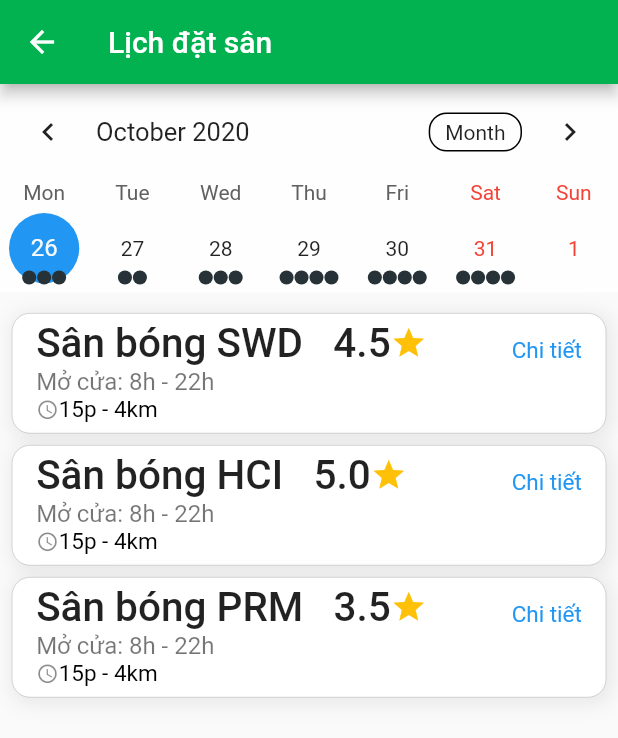
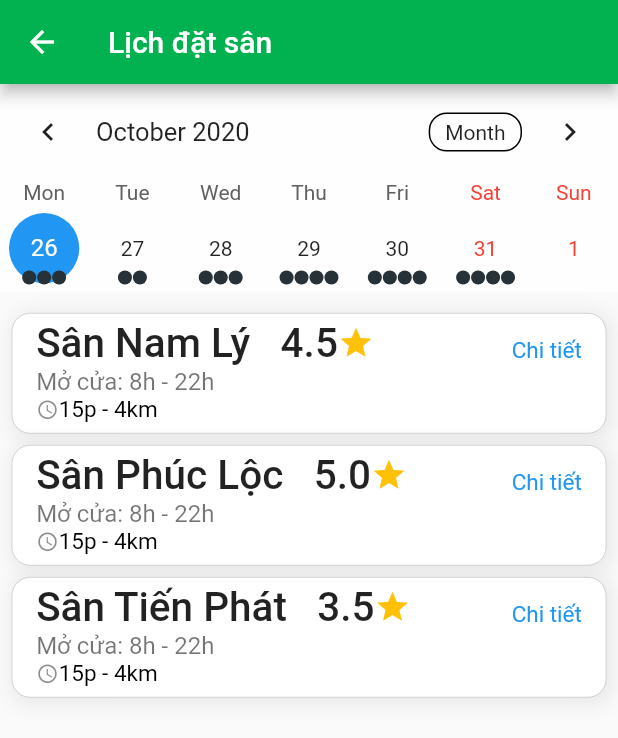
Before and after one commit to tult1803/HCI, a Flutter app: the BookingPage screen opened directly, on a phone screen of 412 x 824 dp. Shown: the top 738 px of the screen. Run offline on Flutter 3.47's test engine with Material 2 defaults, Android fonts, the phone set to English and light mode, and no system bars; drawn by our look-alikes of table_calendar; our stand-ins replace curved_navigation_bar, email_validator, firebase_auth, firebase_core, flutter_datetime_picker, font_awesome_flutter and 3 more; accounts and stored records are empty; Roboto replaces fonts that are missing (Yrsa).

Commit message:
Change name

```diff
--- a/football_manager/lib/view/booking.dart
+++ b/football_manager/lib/view/booking.dart
@@ -24,12 +24,12 @@ class BookingPageState extends State<BookingPage> {
     _controller = CalendarController();
     final _selectedDay = DateTime.now();
     _events = {
-      _selectedDay.subtract(Duration(days: 0)):  ['Sân bóng SWD   4.5', 'Sân bóng HCI   5.0', 'Sân bóng PRM   3.5'],
-      _selectedDay.subtract(Duration(days: -1)): ['Sân bóng ACC   3.0', 'Sân bóng ISC   4.0'],
-      _selectedDay.subtract(Duration(days: -2)): ['Sân bóng SWD   4.5', 'Sân bóng ISC   4.0', 'Sân bóng HCI   5.0'],
-      _selectedDay.subtract(Duration(days: -3)): ['Sân bóng ACC   3.0', 'Sân bóng PRM   3.5', 'Sân bóng HCI   5.0', 'Sân bóng ISC   4.0'],
-      _selectedDay.subtract(Duration(days: -4)): ['Sân bóng HCI   5.0', 'Sân bóng PRM   3.5', 'Sân bóng ACC   3.0', 'Sân bóng SWD   4.5', 'Sân bóng ISC   4.0'],
-      _selectedDay.subtract(Duration(days: -5)): ['Sân bóng SWD   4.5', 'Sân bóng HCI   5.0', 'Sân bóng PRM   3.5', 'Sân bóng ACC   3.0', 'Sân bóng ISC   4.0'],
+      _selectedDay.subtract(Duration(days: 0)):  ['Sân Nam Lý   4.5', 'Sân Phúc Lộc   5.0', 'Sân Tiến Phát   3.5'],
+      _selectedDay.subtract(Duration(days: -1)): ['Sân Hiệp Phú   3.0', 'Sân Kaly   4.0'],
+      _selectedDay.subtract(Duration(days: -2)): ['Sân Nam Lý   4.5', 'Sân Kaly   4.0', 'Sân Phúc Lộc   5.0'],
+      _selectedDay.subtract(Duration(days: -3)): ['Sân Hiệp Phú   3.0', 'Sân Tiến Phát   3.5', 'Sân Phúc Lộc   5.0', 'Sân Kaly   4.0'],
+      _selectedDay.subtract(Duration(days: -4)): ['Sân Phúc Lộc   5.0', 'Sân Tiến Phát   3.5', 'Sân Hiệp Phú   3.0', 'Sân Nam Lý   4.5', 'Sân Kaly   4.0'],
+      _selectedDay.subtract(Duration(days: -5)): ['Sân Nam Lý   4.5', 'Sân Phúc Lộc   5.0', 'Sân Tiến Phát   3.5', 'Sân Hiệp Phú   3.0', 'Sân Kaly   4.0'],
     };
 
     _selectedEvents = _events[_selectedDay] ?? [];
--- a/football_manager/lib/view/details_booking.dart
+++ b/football_manager/lib/view/details_booking.dart
@@ -55,7 +55,7 @@ class DetailsBookingState extends State<DetailsBooking> {
     setState(() {
       tapped = BookingPageState.tapped;
       if (tapped == '') {
-        tapped = 'Sân bóng HCI   5.0';
+        tapped = 'Sân Phúc Lộc   5.0';
       }
       if (BookingPageState.day == '') {
         DateTime dateTime = DateTime.now();
@@ -67,7 +67,7 @@ class DetailsBookingState extends State<DetailsBooking> {
   }
 
   void _checkTapped() {
-    if (tapped == 'Sân bóng SWD   4.5') {
+    if (tapped == 'Sân Nam Lý   4.5') {
       setState(() {
         address = '67 Đường số 447, Tăng Nhơn Phú A, Quận 9, TP.HCM';
         phone = '0956721329';
@@ -76,7 +76,7 @@ class DetailsBookingState extends State<DetailsBooking> {
         price = 130;
         _widget = columSWD();
       });
-    } else if (tapped == 'Sân bóng HCI   5.0') {
+    } else if (tapped == 'Sân Phúc Lộc   5.0') {
       setState(() {
         address = '442 Lê Văn Việt, Tăng Nhơn Phú A, Quận 9, TP.HCM';
         phone = '0906534119';
@@ -85,7 +85,7 @@ class DetailsBookingState extends State<DetailsBooking> {
         price = 100;
         _widget = columHCI();
       });
-    } else if (tapped == 'Sân bóng PRM   3.5') {
+    } else if (tapped == 'Sân Tiến Phát   3.5') {
       setState(() {
         address = '6 Đường số 51, Hiệp Bình Chánh, Thủ Đức, TP.HCM';
         phone = '0978999999';
@@ -94,7 +94,7 @@ class DetailsBookingState extends State<DetailsBooking> {
         price = 110;
         _widget = columPRM();
       });
-    } else if (tapped == 'Sân bóng ACC   3.0') {
+    } else if (tapped == 'Sân Hiệp Phú  3.0') {
       setState(() {
         address = '225 Nam Hòa, Phước Long A, Quận 9, TP.HCM';
         phone = '0907777777';
@@ -103,7 +103,7 @@ class DetailsBookingState extends State<DetailsBooking> {
         price = 120;
         _widget = columACC();
       });
-    } else if (tapped == 'Sân bóng ISC   4.0') {
+    } else if (tapped == 'Sân Kaly   4.0') {
       setState(() {
         address = '9 Hém 445, Phước Long B, Quận 9, TP.HCM';
         phone = '0901234567';
--- a/football_manager/lib/view/details_history.dart
+++ b/football_manager/lib/view/details_history.dart
@@ -54,7 +54,7 @@ class DetailsHistoryBookingPageState extends State<DetailsHistoryBookingPage> {
                               mainAxisAlignment: MainAxisAlignment.center,
                               children: [
                                 Text(
-                                  'Sân bóng HCI',
+                                  'Sân Phúc Lộc',
                                   style: GoogleFonts.alice(
                                       fontSize: 28,
                                       fontWeight: FontWeight.w600),
--- a/football_manager/lib/view/final_details_booking.dart
+++ b/football_manager/lib/view/final_details_booking.dart
@@ -75,7 +75,7 @@ class FinalDetailsBookingState extends State<FinalDetailsBooking> {
     setState(() {
       tapped = BookingPageState.tapped;
       if(tapped == ''){
-        tapped = 'Sân bóng HCI   5.0';
+        tapped = 'Sân Phúc Lộc   5.0';
       }
       if(BookingPageState.day == ''){
         DateTime dateTime = DateTime.now();
@@ -87,7 +87,7 @@ class FinalDetailsBookingState extends State<FinalDetailsBooking> {
   }
 
   void _checkTapped(){
-    if(tapped == 'Sân bóng SWD   4.5'){
+    if(tapped == 'Sân Nam Lý   4.5'){
       setState(() {
         address = '67 Đường số 447, Tăng Nhơn Phú A, Quận 9, TP.HCM';
         phone = '0956721329';
@@ -96,7 +96,7 @@ class FinalDetailsBookingState extends State<FinalDetailsBooking> {
         price = 130;
         _widget = columnSWD();
       });
-    }else if(tapped == 'Sân bóng HCI   5.0'){
+    }else if(tapped == 'Sân Phúc Lộc   5.0'){
       setState(() {
         address = '442 Lê Văn Việt, Tăng Nhơn Phú A, Quận 9, TP.HCM';
         phone = '0906534119';
@@ -105,7 +105,7 @@ class FinalDetailsBookingState extends State<FinalDetailsBooking> {
         price = 100;
         _widget = columHCI();
       });
-    }else if(tapped == 'Sân bóng PRM   3.5'){
+    }else if(tapped == 'Sân Tiến Phát   3.5'){
       setState(() {
         address = '6 Đường số 51, Hiệp Bình Chánh, Thủ Đức, TP.HCM';
         phone = '0978999999';
@@ -114,7 +114,7 @@ class FinalDetailsBookingState extends State<FinalDetailsBooking> {
         price = 110;
         _widget = columPRM();
       });
-    }else if(tapped == 'Sân bóng ACC   3.0'){
+    }else if(tapped == 'Sân Hiệp Phú   3.0'){
       setState(() {
         address = '225 Nam Hòa, Phước Long A, Quận 9, TP.HCM';
         phone = '0907777777';
@@ -123,7 +123,7 @@ class FinalDetailsBookingState extends State<FinalDetailsBooking> {
         price = 120;
         _widget = columACC();
       });
-    }else if(tapped == 'Sân bóng ISC   4.0'){
+    }else if(tapped == 'Sân Kaly   4.0'){
       setState(() {
         address = '9 Hém 445, Phước Long B, Quận 9, TP.HCM';
         phone = '0901234567';
@@ -940,12 +940,15 @@ class FinalDetailsBookingState extends State<FinalDetailsBooking> {
           dropdownValue = newValue;
           if(dropdownValue == 'Sân 5'){
             price = 100;
+          }else if(dropdownValue == 'Sân 7'){
+            price = 140;
           }else{
-            price = 140;
+            price = 300;
+
           }
         });
       },
-      items: <String>['Sân 5', 'Sân 7']
+      items: <String>['Sân 5', 'Sân 7', 'Sân 11']
           .map<DropdownMenuItem<String>>((String value) {
         return DropdownMenuItem<String>(
           value: value,
--- a/football_manager/lib/view/history_booking.dart
+++ b/football_manager/lib/view/history_booking.dart
@@ -35,7 +35,7 @@ class HistoryBookingPageState extends State<HistoryBookingPage> {
                 // SizedBox(height: 10,),
                 historyCard(
                     context,
-                    'HCI',
+                    'Phúc Lộc',
                     '23-10-2020  14:00',
                     Color.fromARGB(255, 2, 177, 79),
                     Icon(
@@ -46,7 +46,7 @@ class HistoryBookingPageState extends State<HistoryBookingPage> {
                     'Hoàn tất'),
                 historyCard(
                     context,
-                    'HCI',
+                    'Phúc Lộc',
                     '21-10-2020  10:30',
                     Color.fromARGB(255, 2, 177, 79),
                     Icon(
@@ -57,7 +57,7 @@ class HistoryBookingPageState extends State<HistoryBookingPage> {
                     'Hoàn tất'),
                 historyCard(
                     context,
-                    'SWD',
+                    'Nam Lý',
                     '18-10-2020  18:00',
                     Colors.redAccent,
                     Icon(
@@ -113,7 +113,7 @@ Widget historyCard(BuildContext context, String name, String time, Color color,
                   children: [
                     ListTile(
                       title: Text(
-                        'Sân bóng $name',
+                        'Sân $name',
                         style: GoogleFonts.capriola(
                             fontSize: 22,
                             color: Colors.black87,
--- a/football_manager/lib/view/news.dart
+++ b/football_manager/lib/view/news.dart
@@ -155,15 +155,15 @@ class NewsPageState extends State<NewsPage> {
                                   closeTopContainer ? 0 : (categoryHeight - 40),
                               child: CategoriesScroller1(
                                   context,
-                                  'Sân bóng HCI',
+                                  'Sân Phúc Lộc',
                                   '5.0',
                                   '0906534119 (A.Tuấn)',
                                   100,
-                                  'Sân bóng SWD',
+                                  'Sân Nam Lý',
                                   '4.5',
                                   '0956721329 (A.Tú)',
                                   130,
-                                  'Sân bóng PRM',
+                                  'Sân Tiến Phát',
                                   '3.5',
                                   '0978999999(A.Đạt)',
                                   110)),
@@ -217,15 +217,15 @@ class NewsPageState extends State<NewsPage> {
                                     : (categoryHeight - 50),
                                 child: CategoriesScroller(
                                     context,
-                                    'Sân bóng HCI',
+                                    'Sân Phúc Lộc',
                                     '5.0',
                                     '0906534119 (A.Tuấn)',
                                     100,
-                                    'Sân bóng SWD',
+                                    'Sân Nam Lý',
                                     '4.5',
                                     '0956721329 (A.Tú)',
                                     130,
-                                    'Sân bóng PRM',
+                                    'Sân Tiến Phát',
                                     '3.5',
                                     '0978999999(A.Đạt)',
                                     110)),
@@ -279,15 +279,15 @@ class NewsPageState extends State<NewsPage> {
                                     : (categoryHeight - 40),
                                 child: CategoriesScroller(
                                     context,
-                                    'Sân bóng ACC',
+                                    'Sân Hiệp Phú',
                                     '5.0',
                                     '0907777777 (A.Dũng)',
                                     120,
-                                    'Sân bóng ISC',
+                                    'Sân Kaly',
                                     '4.5',
                                     '0901234567 (A.Nguyên)',
                                     100,
-                                    'Sân bóng PRM',
+                                    'Sân Tiến Phát',
                                     '3.5',
                                     '0978999999(A.Đạt)',
                                     110)),
```
